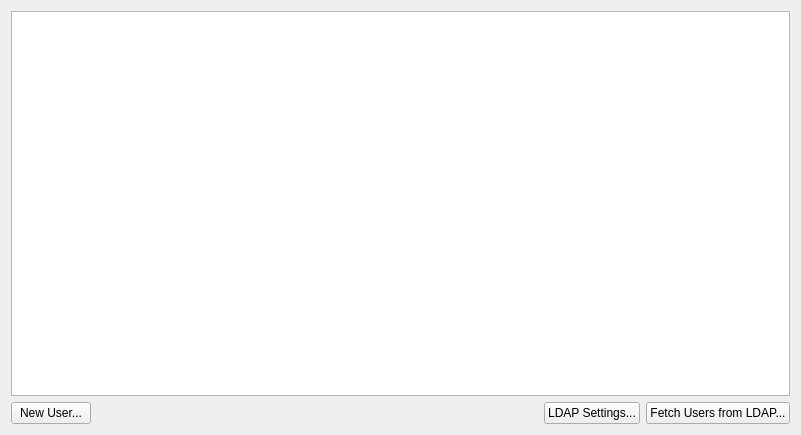
First picture: the form in client/src/ui/widgets/settings/user_management_widget.ui, repository networkoptix/nx_open, before the edit.
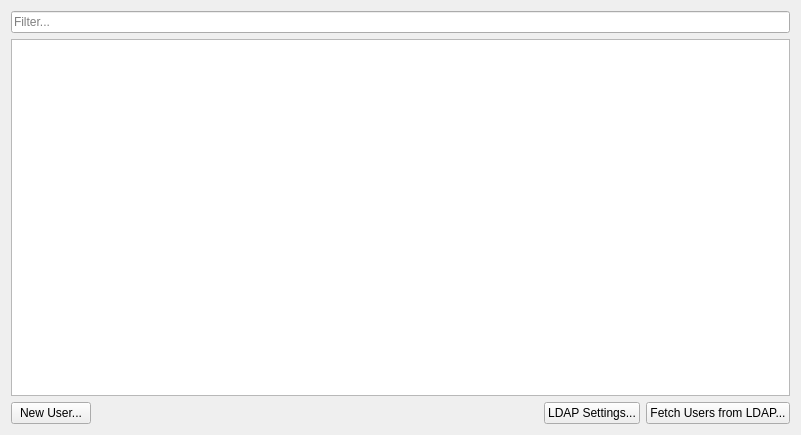
Second picture: the form after the edit.

Commit message:
VMS-516: Introduce inline filter in user management dialogs
<==== Mercurial data ====>
Branch: dev_2.4.0_gui

What changed in the file:
```diff
--- a/client/src/ui/widgets/settings/user_management_widget.ui
+++ b/client/src/ui/widgets/settings/user_management_widget.ui
@@ -10,7 +10,14 @@
     <height>435</height>
    </rect>
   </property>
-  <layout class="QVBoxLayout" name="verticalLayout" stretch="1,0">
+  <layout class="QVBoxLayout" name="verticalLayout" stretch="0,1,0">
+   <item>
+    <widget class="QLineEdit" name="filterLineEdit">
+     <property name="placeholderText">
+      <string>Filter...</string>
+     </property>
+    </widget>
+   </item>
    <item>
     <widget class="QTableView" name="usersTable">
      <property name="selectionMode">
```
The commit also changes 4 other files.
